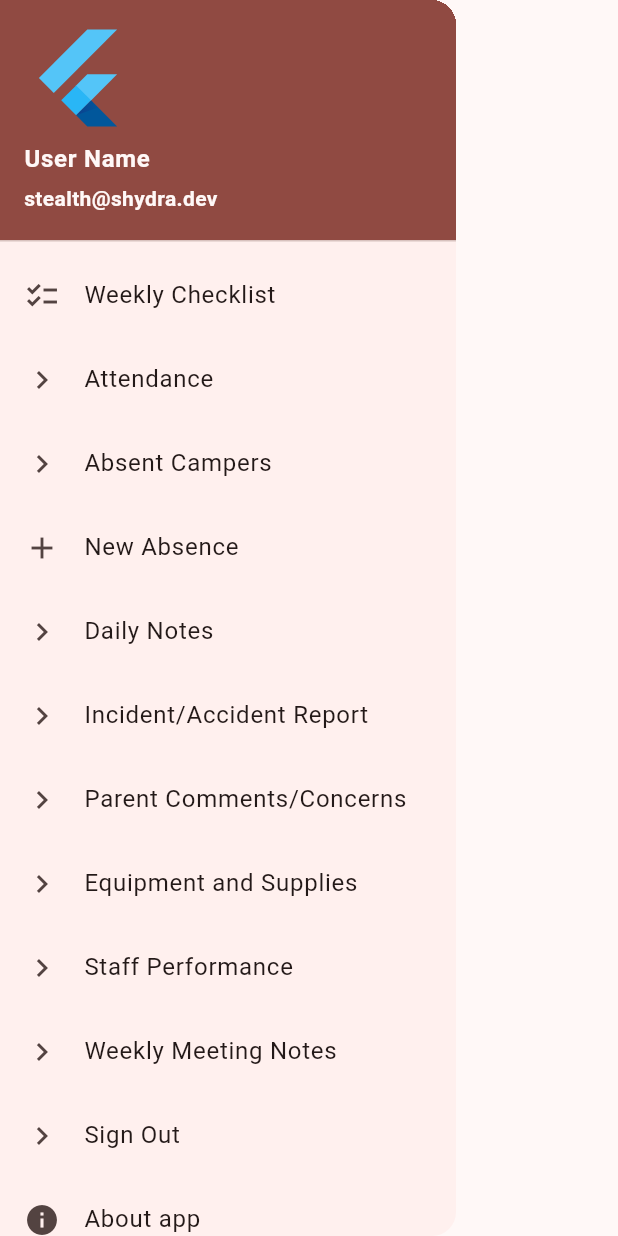
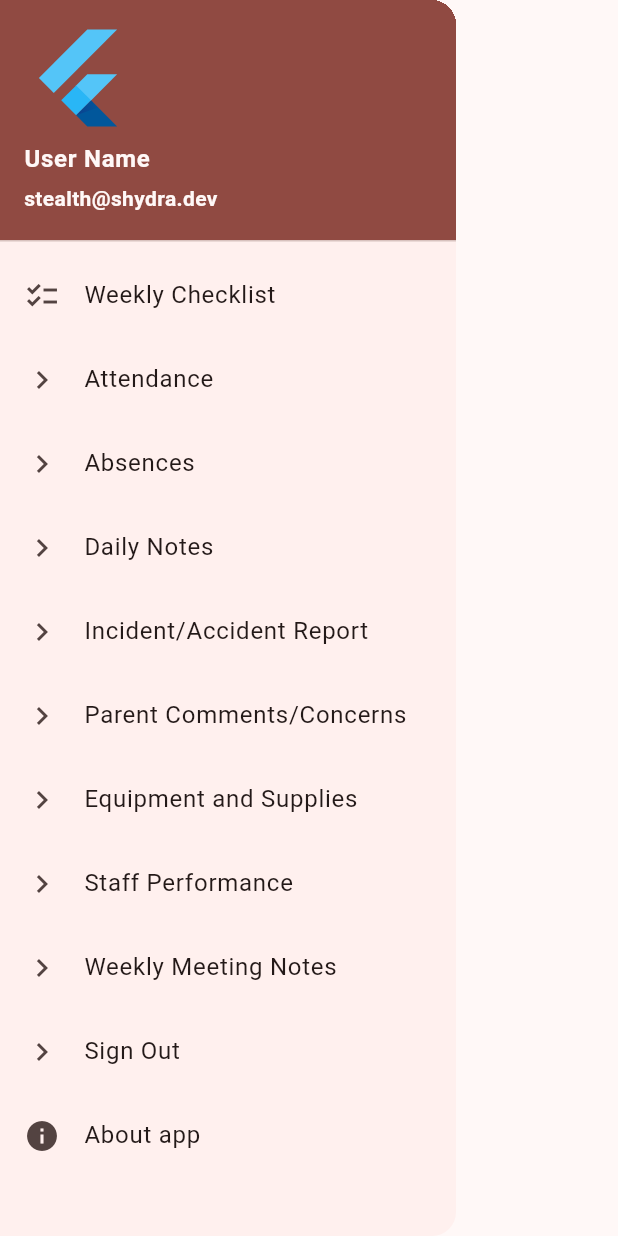
Before and after one commit to StealthHydra179/markham_recreation_app, a Flutter app: what drawer() shows on an empty page, opened directly, on a phone screen of 412 x 824 dp. Run offline on Flutter 3.47's test engine with Material 3 defaults, Android fonts, the light colour scheme and no system bars; our stand-ins replace date_field; network calls fail.

Commit message:
Move new Absence into Absences Page

```diff
--- a/frontend/markham_recreation_app/lib/drawer.dart
+++ b/frontend/markham_recreation_app/lib/drawer.dart
@@ -1,7 +1,6 @@
 import 'package:flutter/material.dart';
 
 import 'package:markham_recreation_app/pages/weekly_checklist.dart';
-import 'package:markham_recreation_app/pages/new_absence.dart';
 import 'package:markham_recreation_app/pages/fetch_absences/fetch_absences.dart';
 
 
@@ -52,7 +51,7 @@ Drawer drawer(BuildContext context) {
           leading: const Icon(
             Icons.chevron_right,
           ),
-          title: const Text('Absent Campers'),
+          title: const Text('Absences'),
           onTap: () {
             Navigator.push(
               context,
@@ -60,18 +59,18 @@ Drawer drawer(BuildContext context) {
             );
           },
         ),
-        ListTile(
-          leading: const Icon(
-            Icons.add,
-          ),
-          title: const Text('New Absence'),
-          onTap: () {
-            Navigator.push(
-              context,
-              MaterialPageRoute(builder: (context) => const NewAbsence()),
-            );
-          },
-        ),
+        // ListTile(
+        //   leading: const Icon(
+        //     Icons.add,
+        //   ),
+        //   title: const Text('New Absence'),
+        //   onTap: () {
+        //     Navigator.push(
+        //       context,
+        //       MaterialPageRoute(builder: (context) => const NewAbsence()),
+        //     );
+        //   },
+        // ),
         ListTile(
           leading: const Icon(
             Icons.chevron_right,
--- a/frontend/markham_recreation_app/lib/pages/new_absence.dart
+++ b/frontend/markham_recreation_app/lib/pages/new_absence.dart
@@ -39,7 +39,6 @@ class _NewAbsenceState extends State<NewAbsence> {
         ),
         iconTheme: const IconThemeData(color: globals.secondaryColor),
       ),
-      drawer: drawer.drawer(context),
       body: Column(
         children: <Widget>[
           Container(
@@ -150,6 +149,7 @@ class _NewAbsenceState extends State<NewAbsence> {
               );
               response.then((http.Response response) {
                 if (response.statusCode == 200) {
+                  Navigator.pop(context, true); // go back to the previous page and force a refresh
                   ScaffoldMessenger.of(context).showSnackBar(
                     const SnackBar(
                       content: Text('New Absence Saved'),
```
Also changed, not shown: frontend/markham_recreation_app/lib/pages/fetch_absences/fetch_absences.dart (+26 -0 lines).
